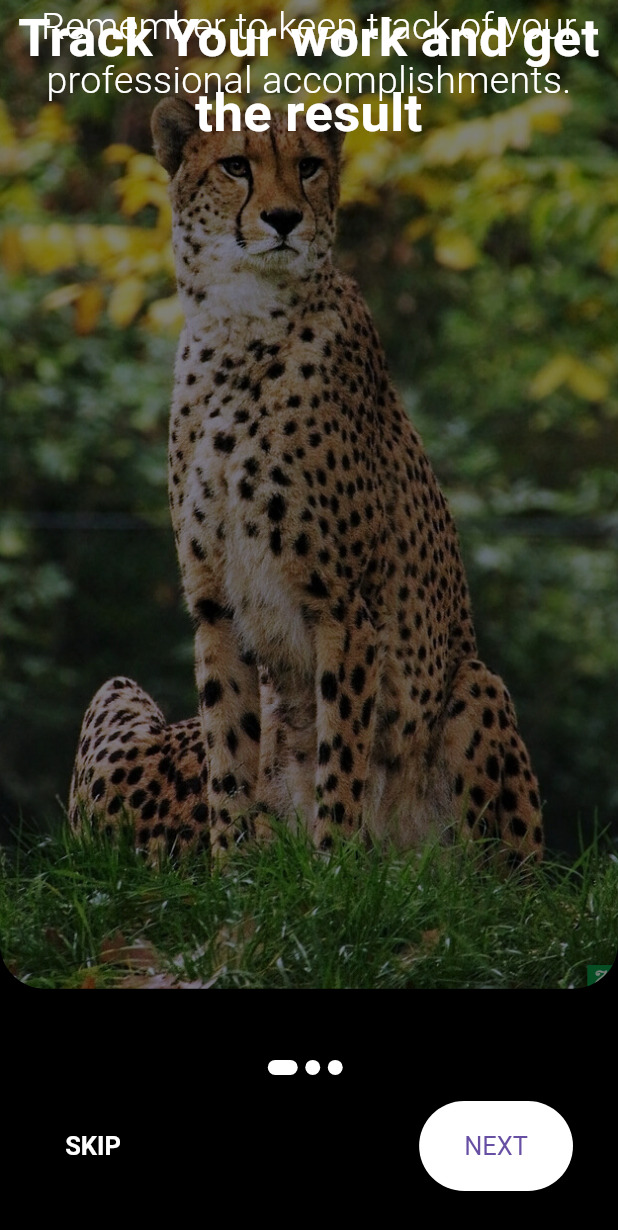
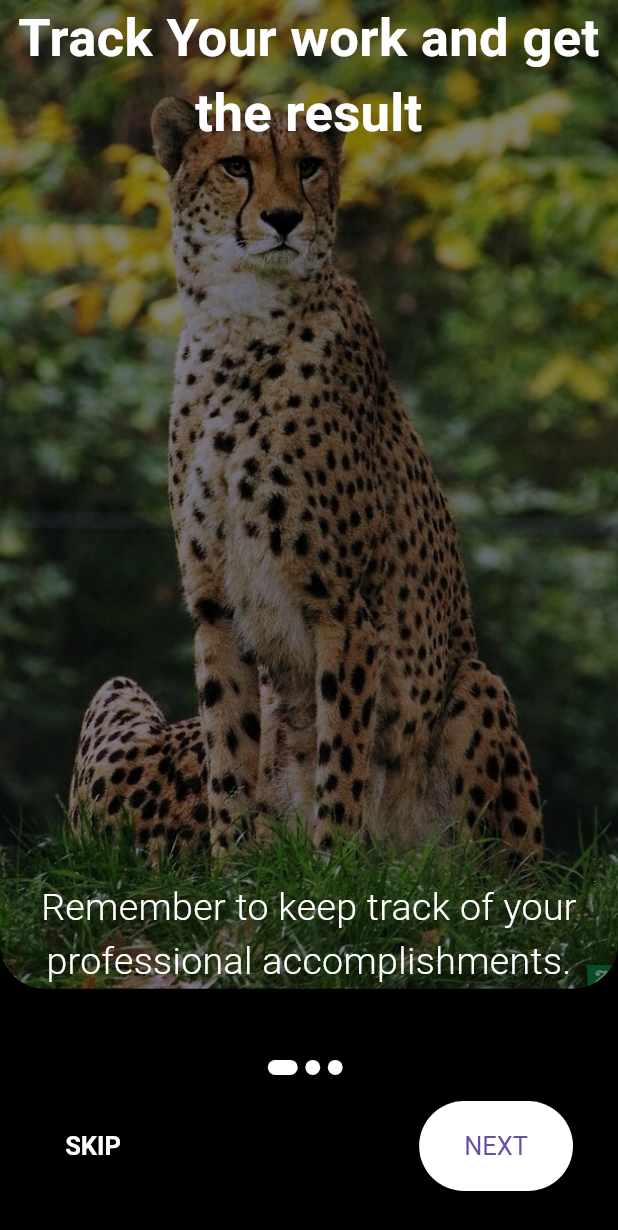
Before and after one commit to ahmadullo2023/animals, a Flutter app: the screen it shows after launch, on a phone screen of 412 x 824 dp. Shown: the top 1230 px of the screen. Run offline on Flutter 3.47's test engine with Material 3 defaults, Android fonts, the light colour scheme and no system bars; Roboto replaces fonts that are missing (Mulish).

Commit message:
some change

```diff
--- a/lib/scr/common/onboarding.dart
+++ b/lib/scr/common/onboarding.dart
@@ -18,7 +18,7 @@ List<OnboardingContents> contents = [
   ),
   OnboardingContents(
     title: "Stay organized with team",
-    image: "assets/image/scale_1200.jpg",
+    image: "assets/image/istockphoto-1052199106-170667a.jpg",
     desc: "But understanding the contributions our colleagues",
   ),
   OnboardingContents(
--- a/lib/scr/widgets/onboarding.dart
+++ b/lib/scr/widgets/onboarding.dart
@@ -75,6 +75,19 @@ class _OnboardingPageState extends State<OnboardingPage> {
                           ),
                         ),
                       ),
+                      Align(
+                        alignment: Alignment.bottomCenter,
+                        child: Text(
+                          contents[i].desc,
+                          style: const TextStyle(
+                            color: Colors.white,
+                            fontFamily: "Mulish",
+                            fontWeight: FontWeight.w300,
+                            fontSize: 25,
+                          ),
+                          textAlign: TextAlign.center,
+                        )
+                      ),
                       Text(
                         contents[i].title,
                         textAlign: TextAlign.center,
@@ -85,16 +98,6 @@ class _OnboardingPageState extends State<OnboardingPage> {
                           fontSize: 35,
                         ),
                       ),
-                      Text(
-                        contents[i].desc,
-                        style: const TextStyle(
-                          color: Colors.white,
-                          fontFamily: "Mulish",
-                          fontWeight: FontWeight.w300,
-                          fontSize: 25,
-                        ),
-                        textAlign: TextAlign.center,
-                      )
                     ],
                   );
                 },
```
Also changed, not shown: assets/image/elephant-image-hd-free-photo.jpg (added), assets/image/istockphoto-1052199106-170667a.jpg (added).
